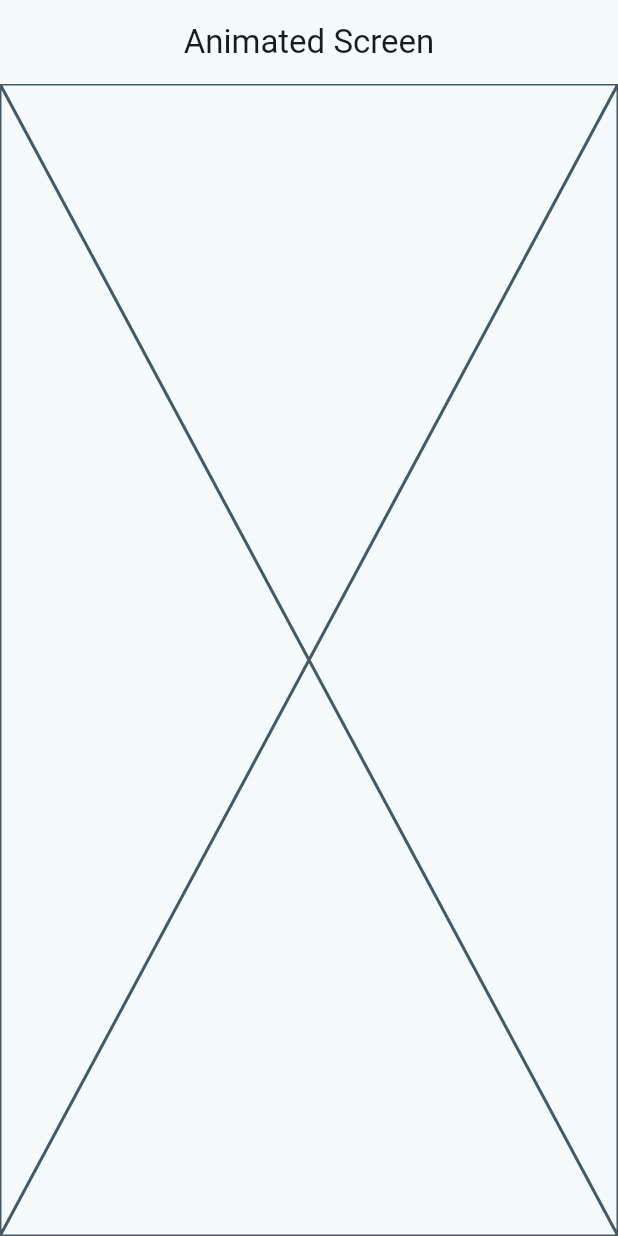
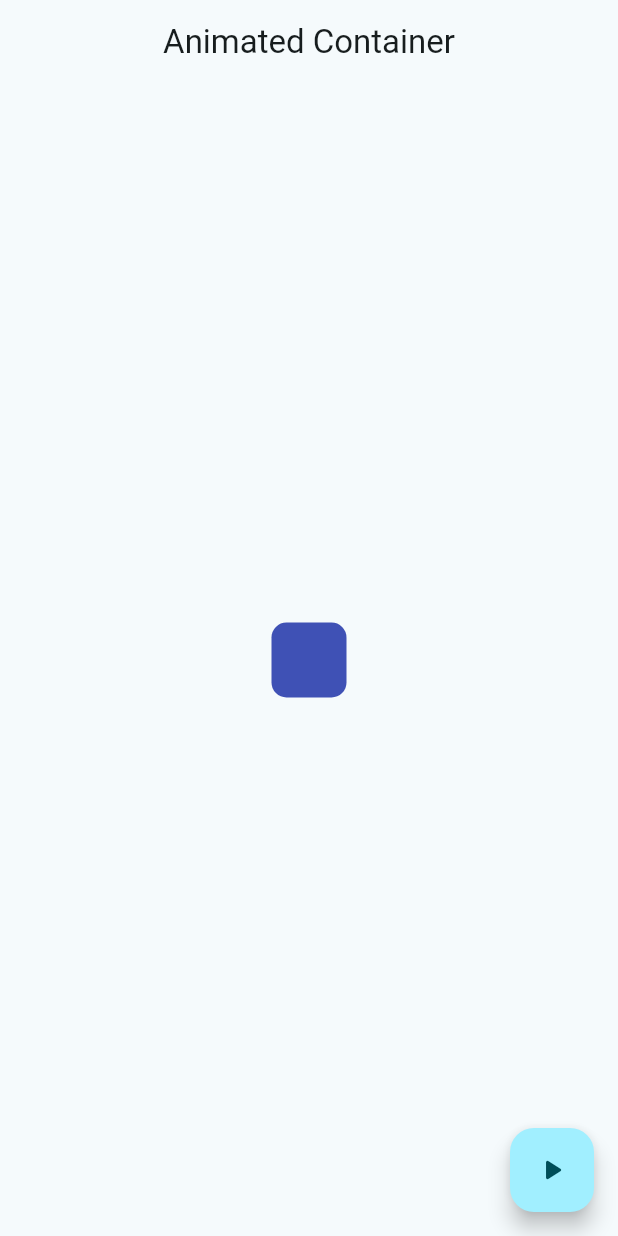
Before and after one commit to cristiandelcidd/widgets_app, a Flutter app: the AnimatedScreen screen opened by its route, on a phone screen of 412 x 824 dp. Run offline on Flutter 3.47's test engine with Material 2 defaults, Android fonts, the phone set to English and light mode, and no system bars; our stand-ins replace go_router.

Commit message:
Animated screen finished

```diff
--- a/lib/presentation/screens/animated/animated_screen.dart
+++ b/lib/presentation/screens/animated/animated_screen.dart
@@ -1,15 +1,59 @@
+import 'dart:math' show Random;
 import 'package:flutter/material.dart';
 
-class AnimatedScreen extends StatelessWidget {
+class AnimatedScreen extends StatefulWidget {
   static const name = 'animated_screen';
 
   const AnimatedScreen({super.key});
 
   @override
+  State<AnimatedScreen> createState() => _AnimatedScreenState();
+}
+
+class _AnimatedScreenState extends State<AnimatedScreen> {
+  double width = 50;
+  double height = 50;
+  Color color = Colors.indigo;
+  double borderRadius = 10.0;
+
+  void changeShape() {
+    final random = Random();
+
+    width = random.nextInt(300) + 120;
+    height = random.nextInt(300) + 120;
+    borderRadius = random.nextInt(100) + 20;
+
+    color = Color.fromRGBO(
+        random.nextInt(255), // red
+        random.nextInt(255), // green
+        random.nextInt(255), // blue
+        1 // opacity
+        );
+    setState(() {});
+  }
+
+  @override
   Widget build(BuildContext context) {
     return Scaffold(
-      appBar: AppBar(title: const Text('Animated Screen')),
-      body: const Placeholder(),
+      appBar: AppBar(
+        title: const Text('Animated Container'),
+      ),
+      body: Center(
+        child: AnimatedContainer(
+          duration: const Duration(milliseconds: 500),
+          curve: Curves.elasticOut,
+          width: width <= 0 ? 0 : width,
+          height: height <= 0 ? 0 : height,
+          decoration: BoxDecoration(
+              color: color,
+              borderRadius:
+                  BorderRadius.circular(borderRadius < 0 ? 0 : borderRadius)),
+        ),
+      ),
+      floatingActionButton: FloatingActionButton(
+        onPressed: changeShape,
+        child: const Icon(Icons.play_arrow_rounded),
+      ),
     );
   }
 }
```
